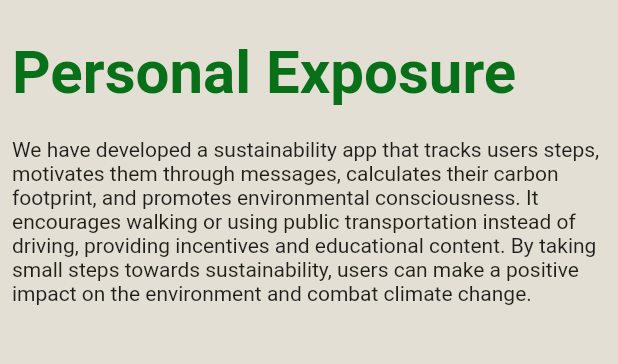
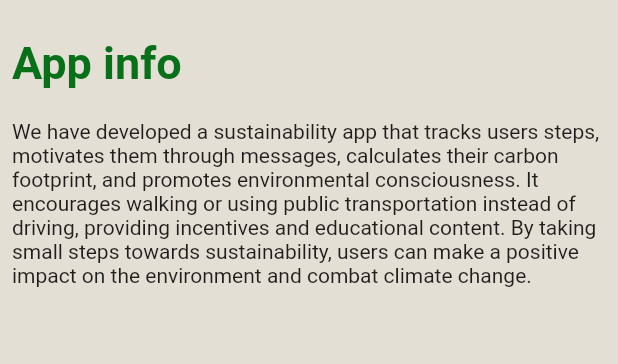
Before and after one commit to eleonorarosin/app_wearable, a Flutter app: the InfoApp screen opened directly, on a phone screen of 412 x 824 dp, the part 59-423 px from its top. Run offline on Flutter 3.47's test engine with Material 2 defaults, Android fonts, the phone set to English and light mode, and no system bars; our stand-ins replace material_design_icons_flutter.

Commit message:
modifiche info

```diff
--- a/lib/pages/home.dart
+++ b/lib/pages/home.dart
@@ -64,7 +64,7 @@ class _HomeState extends State<Home> {
               ),
               ListTile(
                   leading: const Icon(MdiIcons.informationOutline),
-                  title: const Text('Pollution Information'),
+                  title: const Text('App Information'),
                   // delete all data from the database
                   onTap: () => {
                         Navigator.of(context).push(MaterialPageRoute(
--- a/lib/pages/info.dart
+++ b/lib/pages/info.dart
@@ -25,10 +25,10 @@ class InfoApp extends StatelessWidget {
                 crossAxisAlignment: CrossAxisAlignment.start,
                 children: const [
                   Text(
-                    'Personal Exposure',
+                    'App info',
                     style: TextStyle(
                         color: Color.fromARGB(255, 8, 112, 24),
-                        fontSize: 40,
+                        fontSize: 30,
                         fontWeight: FontWeight.bold),
                   ),
                   SizedBox(
```
